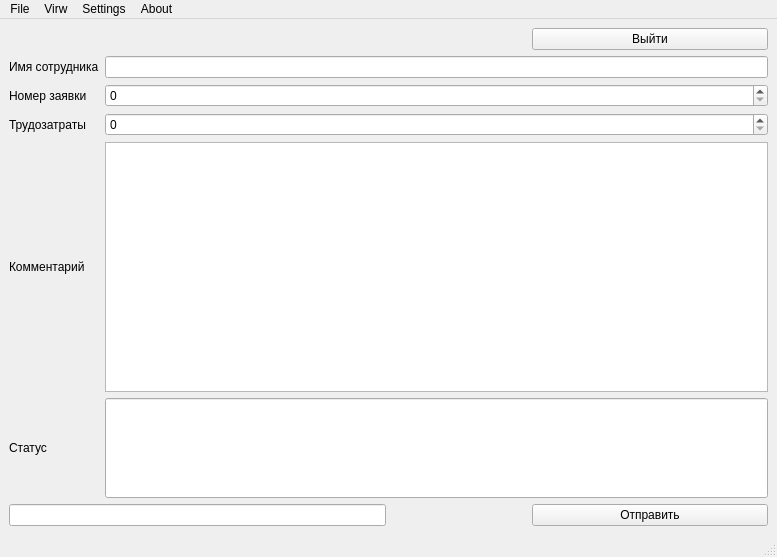
First picture: the form in gui/ui/main_window.ui, repository Mcclawdy/service_desk, before the edit.
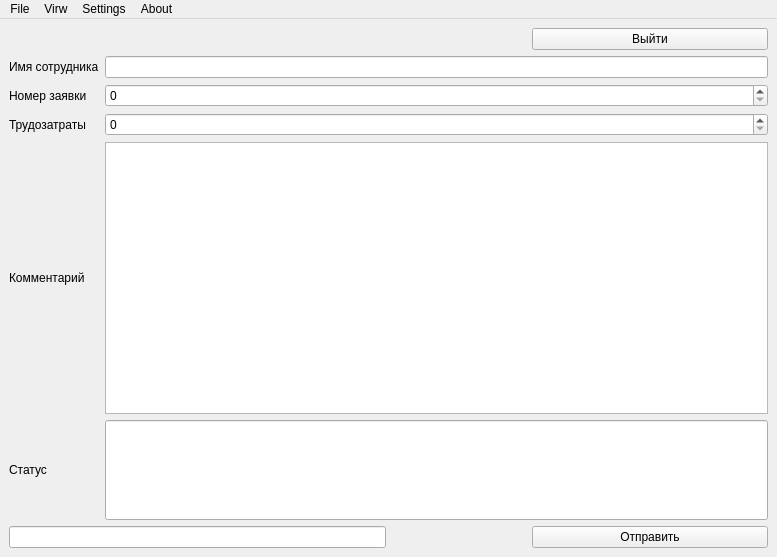
Second picture: the form after the edit.

Patch:
```diff
--- a/gui/ui/main_window.ui
+++ b/gui/ui/main_window.ui
@@ -159,7 +159,6 @@
     </item>
    </layout>
   </widget>
-  <widget class="QStatusBar" name="statusbar"/>
   <widget class="QMenuBar" name="menuBar">
    <property name="geometry">
     <rect>
```
Left out of the diff: 2 changed lines with no effect on the pictures.
